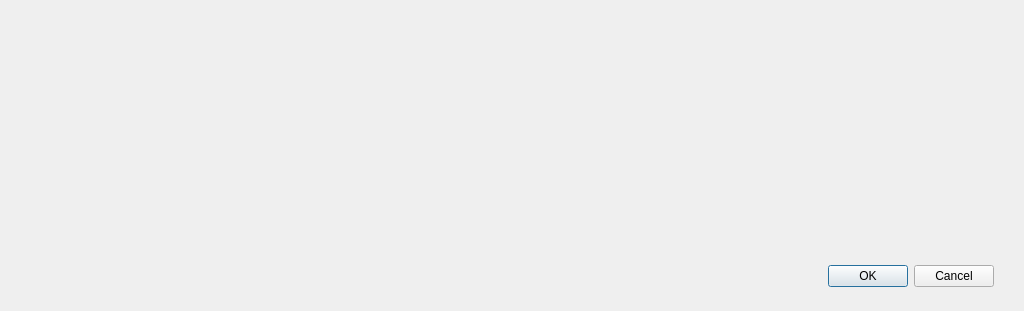
First picture: the form in src/timeSeriesLoaderQT.ui, repository NIRALUser/ShapePopulationViewer, before the edit.
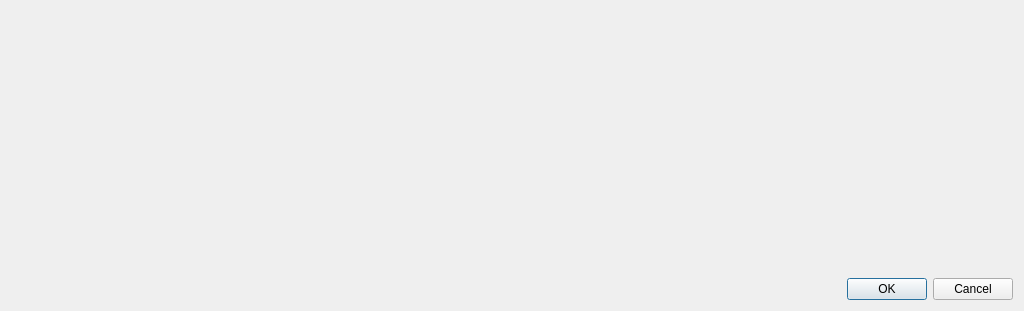
Second picture: the form after the edit.

Commit message: ENH: timeSeriesLoader visualizes first frames

```diff
--- a/src/timeSeriesLoaderQT.ui
+++ b/src/timeSeriesLoaderQT.ui
@@ -13,15 +13,12 @@
   <property name="windowTitle">
    <string>Dialog</string>
   </property>
+  <layout class="QVBoxLayout" name="verticalLayout">
+   <item>
+    <widget class="QWidget" name="tableWidget" native="true"/>
+   </item>
+   <item>
   <widget class="QDialogButtonBox" name="buttonBox">
-   <property name="geometry">
-    <rect>
-     <x>30</x>
-     <y>260</y>
-     <width>964</width>
-     <height>32</height>
-    </rect>
-   </property>
    <property name="orientation">
     <enum>Qt::Horizontal</enum>
    </property>
@@ -29,16 +26,8 @@
     <set>QDialogButtonBox::Cancel|QDialogButtonBox::Ok</set>
    </property>
   </widget>
-  <widget class="QWidget" name="tableWidget" native="true">
-   <property name="geometry">
-    <rect>
-     <x>30</x>
-     <y>30</y>
-     <width>964</width>
-     <height>200</height>
-    </rect>
-   </property>
-  </widget>
+   </item>
+  </layout>
  </widget>
  <resources/>
  <connections>
```
Lines whose indentation alone changed are shown as unchanged. The commit also changes 4 other files.
